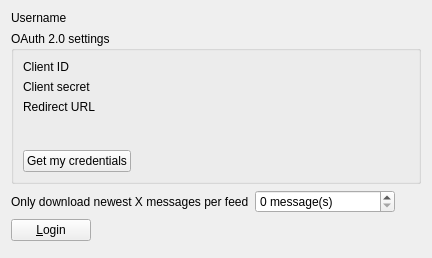
Qt form src/librssguard/services/gmail/gui/gmailaccountdetails.ui (martinrotter/rssguard) before a commit.
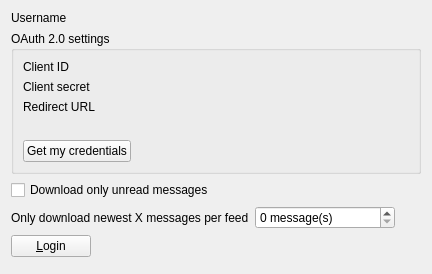
The same form after that commit. Custom widgets are drawn as their Qt base class.

```diff
--- a/src/librssguard/services/gmail/gui/gmailaccountdetails.ui
+++ b/src/librssguard/services/gmail/gui/gmailaccountdetails.ui
@@ -115,7 +115,7 @@
      </layout>
     </widget>
    </item>
-   <item row="2" column="0" colspan="2">
+   <item row="3" column="0" colspan="2">
     <layout class="QFormLayout" name="formLayout_3">
      <item row="0" column="0">
       <widget class="QLabel" name="label">
@@ -142,7 +142,7 @@
      </item>
     </layout>
    </item>
-   <item row="3" column="0" colspan="2">
+   <item row="4" column="0" colspan="2">
     <layout class="QFormLayout" name="formLayout_2">
      <item row="0" column="0">
       <widget class="QPushButton" name="m_btnTestSetup">
@@ -160,7 +160,7 @@
      </item>
     </layout>
    </item>
-   <item row="4" column="0" colspan="2">
+   <item row="5" column="0" colspan="2">
     <spacer name="verticalSpacer">
      <property name="orientation">
       <enum>Qt::Vertical</enum>
@@ -173,6 +173,13 @@
      </property>
     </spacer>
    </item>
+   <item row="2" column="0" colspan="2">
+    <widget class="QCheckBox" name="m_cbDownloadOnlyUnreadMessages">
+     <property name="text">
+      <string>Download only unread messages</string>
+     </property>
+    </widget>
+   </item>
   </layout>
  </widget>
  <customwidgets>
```
Left out of the diff: 6 changed lines with no effect on the pictures.
